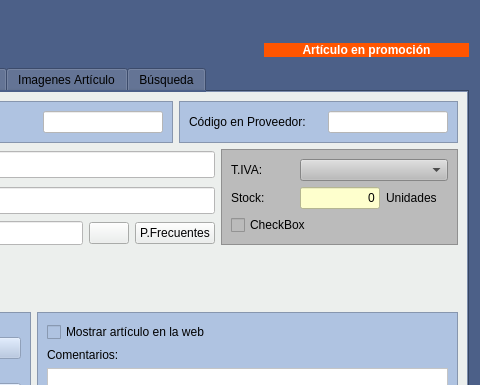
Qt form Almacen/frmarticulos.ui (arcnexus/RedFoX) before a commit; both pictures show x 559 to 1039 and y 0 to 385 of the 1039 by 592 pixel window.
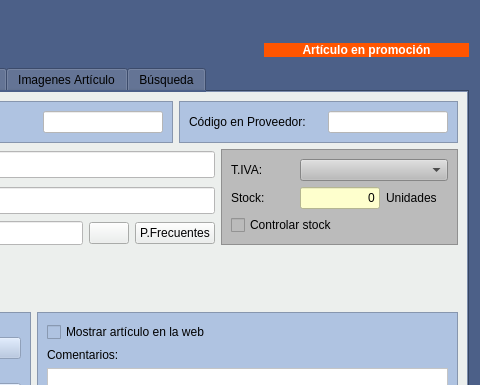
The same form after that commit. Icons and pictures are not drawn.

```diff
--- a/Almacen/frmarticulos.ui
+++ b/Almacen/frmarticulos.ui
@@ -719,7 +719,7 @@
               <item row="1" column="0">
                <widget class="QCheckBox" name="checkBox">
                 <property name="text">
-                 <string>CheckBox</string>
+                 <string>Controlar stock</string>
                 </property>
                </widget>
               </item>
```
